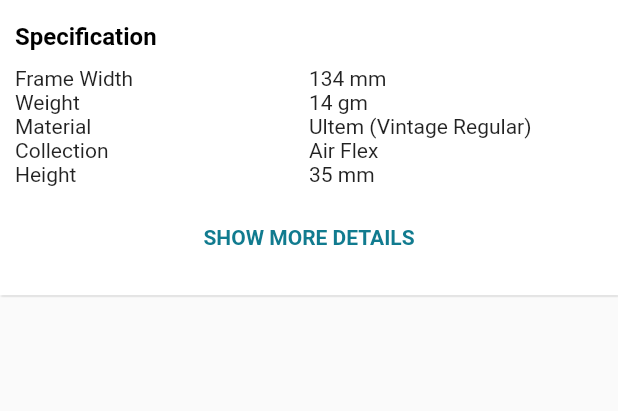
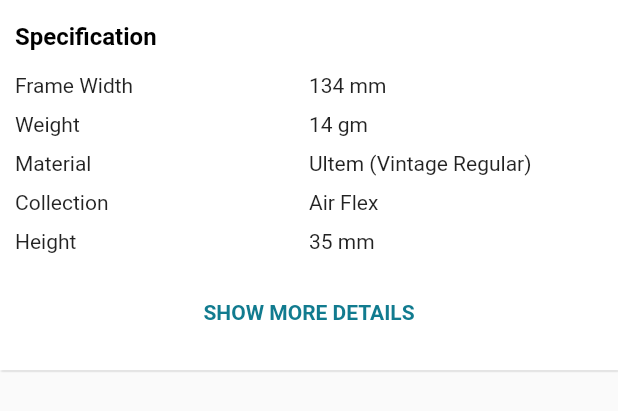
Before and after one commit to ybrut-software/zinotalens, a Flutter app: the ProductSpecification widget shown alone on an empty page, opened directly, on a phone screen of 412 x 824 dp. Shown: the top 411 px of the screen. Run offline on Flutter 3.47's test engine with Material 2 defaults, Android fonts, the phone set to English and light mode, and no system bars; our stand-ins replace carousel_slider, flutter_screenutil.

Commit message:
fix specification table column padding

```diff
--- a/lib/widgets/product_viewpage_widgets.dart
+++ b/lib/widgets/product_viewpage_widgets.dart
@@ -274,46 +274,13 @@ Widget ProductSpecification() => Container(
           SizedBox(height: 10),
           Table(
             children: [
-              TableRow(children: [
-                Column(
-                    crossAxisAlignment: CrossAxisAlignment.start,
-                    children: [Text("Frame Width")]),
-                Column(
-                    crossAxisAlignment: CrossAxisAlignment.start,
-                    children: [Text("134 mm")]),
-              ]),
-              TableRow(children: [
-                Column(
-                    crossAxisAlignment: CrossAxisAlignment.start,
-                    children: [Text("Weight")]),
-                Column(
-                    crossAxisAlignment: CrossAxisAlignment.start,
-                    children: [Text("14 gm")]),
-              ]),
-              TableRow(children: [
-                Column(
-                    crossAxisAlignment: CrossAxisAlignment.start,
-                    children: [Text("Material")]),
-                Column(
-                    crossAxisAlignment: CrossAxisAlignment.start,
-                    children: [Text("Ultem (Vintage Regular)")]),
-              ]),
-              TableRow(children: [
-                Column(
-                    crossAxisAlignment: CrossAxisAlignment.start,
-                    children: [Text("Collection")]),
-                Column(
-                    crossAxisAlignment: CrossAxisAlignment.start,
-                    children: [Text("Air Flex")]),
-              ]),
-              TableRow(children: [
-                Column(
-                    crossAxisAlignment: CrossAxisAlignment.start,
-                    children: [Text("Height")]),
-                Column(
-                    crossAxisAlignment: CrossAxisAlignment.start,
-                    children: [Text("35 mm")]),
-              ]),
+              tableRow(column1_text: "Frame Width", column2_text: "134 mm"),
+              tableRow(column1_text: "Weight", column2_text: "14 gm"),
+              tableRow(
+                  column1_text: "Material",
+                  column2_text: "Ultem (Vintage Regular)"),
+              tableRow(column1_text: "Collection", column2_text: "Air Flex"),
+              tableRow(column1_text: "Height", column2_text: "35 mm"),
             ],
           ),
           SizedBox(height: 10),
@@ -339,3 +306,22 @@ Widget ProductSpecification() => Container(
         ],
       ),
     );
+
+TableRow tableRow(
+        {required String column1_text, required String column2_text}) =>
+    TableRow(children: [
+      Padding(
+        padding: EdgeInsets.symmetric(vertical: 5),
+        child: Column(
+            crossAxisAlignment: CrossAxisAlignment.start,
+            mainAxisSize: MainAxisSize.min,
+            children: [Text(column1_text)]),
+      ),
+      Padding(
+        padding: EdgeInsets.symmetric(vertical: 5),
+        child: Column(
+            crossAxisAlignment: CrossAxisAlignment.start,
+            mainAxisSize: MainAxisSize.min,
+            children: [Text(column2_text)]),
+      ),
+    ]);
```
